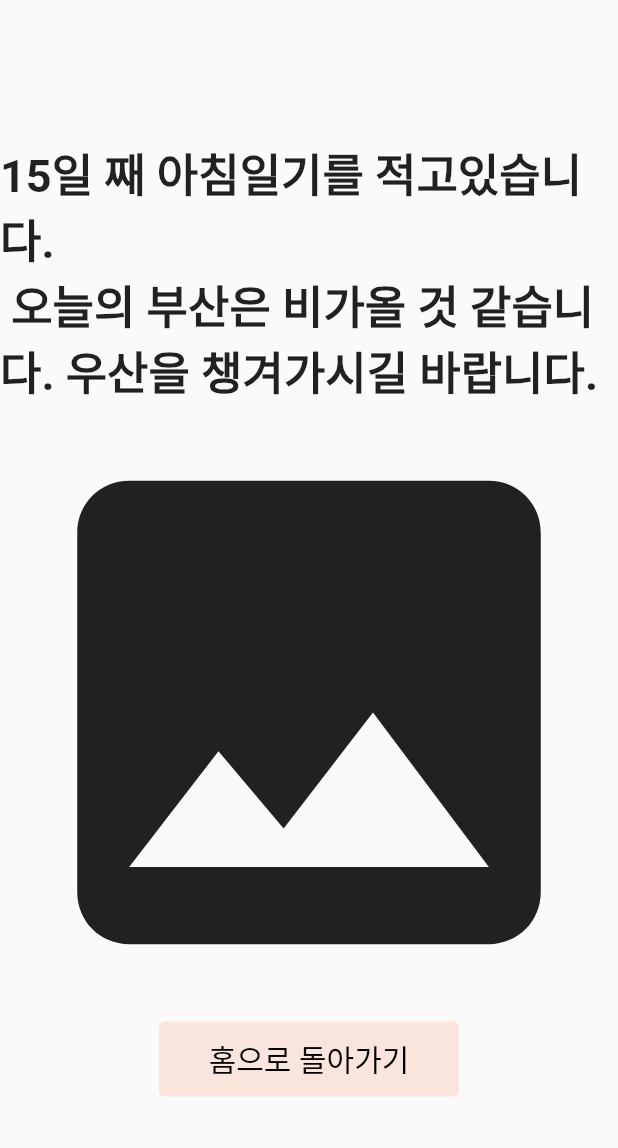
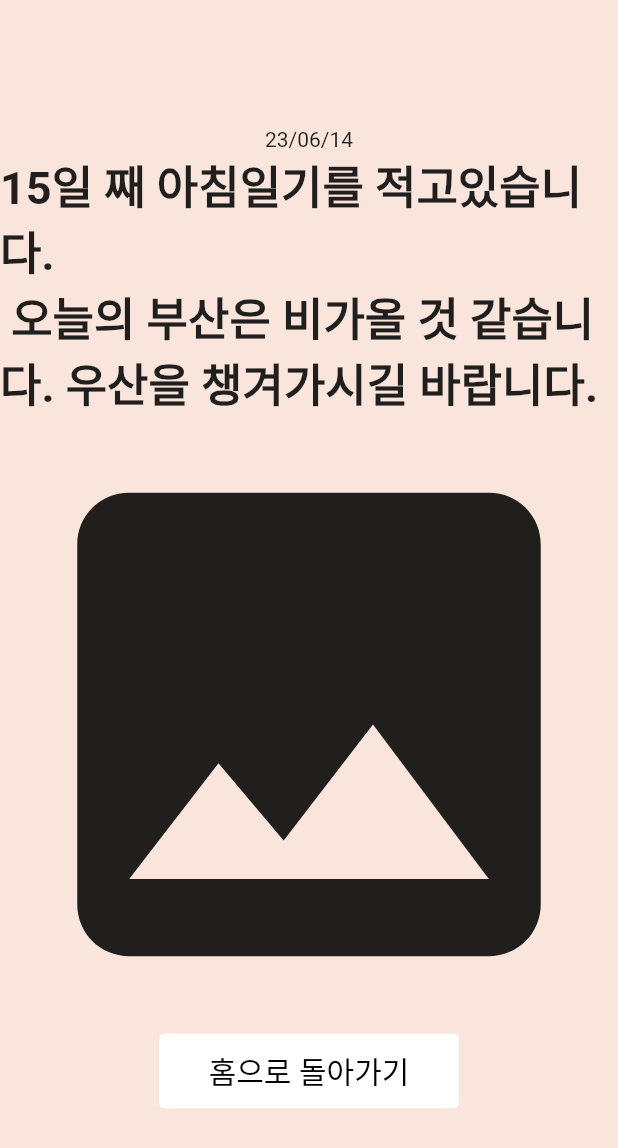
Before and after one commit to leekina/morning_diary, a Flutter app: the ResultPage screen opened directly, on a phone screen of 412 x 824 dp. Shown: the top 1148 px of the screen. Run offline on Flutter 3.47's test engine with Material 2 defaults, Android fonts, the phone set to English and light mode, and no system bars; our stand-ins replace flutter_svg, sqflite; accounts and stored records are empty; Roboto replaces fonts that are missing (Nanum).

Commit message:
CHORE : - uuid 라이브러리 추가 - 기타 임포트 변경사항

```diff
--- a/lib/constant.dart
+++ b/lib/constant.dart
@@ -2,6 +2,7 @@ import 'package:flutter/material.dart';
 
 Color kQuestionBackgroundColor1 = Color(0xff8188d3);
 Color kQuestionBackgroundColor2 = Color(0xff8f95d8);
+Color kQuestionBackgroundColor3 = Colors.brown.shade300;
 List<Color> kCardColors = [
   Color(0xffd7cee4),
   Color(0xffebe3ec),
--- a/lib/main.dart
+++ b/lib/main.dart
@@ -1,5 +1,5 @@
 import 'package:flutter/material.dart';
-import 'package:morning_diary/screens/start_page.dart';
+import 'package:morning_diary/screens/start_page/start_page.dart';
 
 void main() {
   runApp(const MyApp());
--- a/lib/screens/result_page.dart
+++ b/lib/screens/result_page/result_page.dart
@@ -1,4 +1,5 @@
 import 'package:flutter/material.dart';
+import 'package:intl/intl.dart';
 
 class ResultPage extends StatefulWidget {
   const ResultPage({super.key});
@@ -8,14 +9,18 @@ class ResultPage extends StatefulWidget {
 }
 
 class _ResultPageState extends State<ResultPage> {
+  DateTime now = DateTime.now();
+
   @override
   Widget build(BuildContext context) {
     return Scaffold(
       body: Container(
+        color: Color(0xFFF9E5DB),
         child: Column(
           mainAxisAlignment: MainAxisAlignment.center,
           crossAxisAlignment: CrossAxisAlignment.center,
           children: [
+            Text(DateFormat('yy/MM/dd').format(now)),
             Text(
               '15일 째 아침일기를 적고있습니다.\n 오늘의 부산은 비가올 것 같습니다. 우산을 챙겨가시길 바랍니다.',
               style: TextStyle(
@@ -34,7 +39,7 @@ class _ResultPageState extends State<ResultPage> {
               style: ElevatedButton.styleFrom(
                   elevation: 0,
                   fixedSize: Size(200, 50),
-                  backgroundColor: Color(0xFFF9E5DB)),
+                  backgroundColor: Colors.white),
               child: Text(
                 '홈으로 돌아가기',
                 style: TextStyle(color: Colors.black, fontSize: 20),
--- a/lib/screens/start_page/start_page.dart
+++ b/lib/screens/start_page/start_page.dart
@@ -1,7 +1,6 @@
 import 'package:flutter/material.dart';
 
 import 'package:morning_diary/components/size_config.dart';
-import 'package:morning_diary/screens/question_page/question_page.dart';
 
 import 'components/body.dart';
 
--- a/pubspec.yaml
+++ b/pubspec.yaml
@@ -40,6 +40,7 @@ dependencies:
   flutter_svg: ^2.0.6
   path: ^1.8.3
   intl: ^0.18.1
+  uuid: ^3.0.7
 
 dev_dependencies:
   flutter_test:
```
Also changed, not shown: pubspec.lock.
